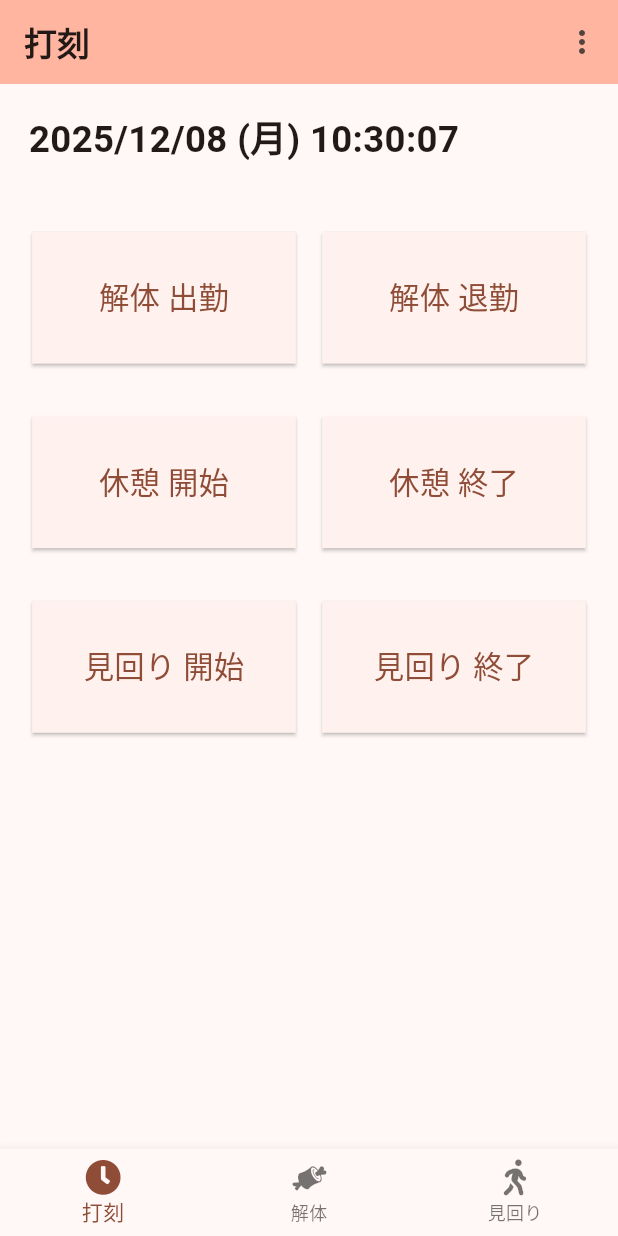
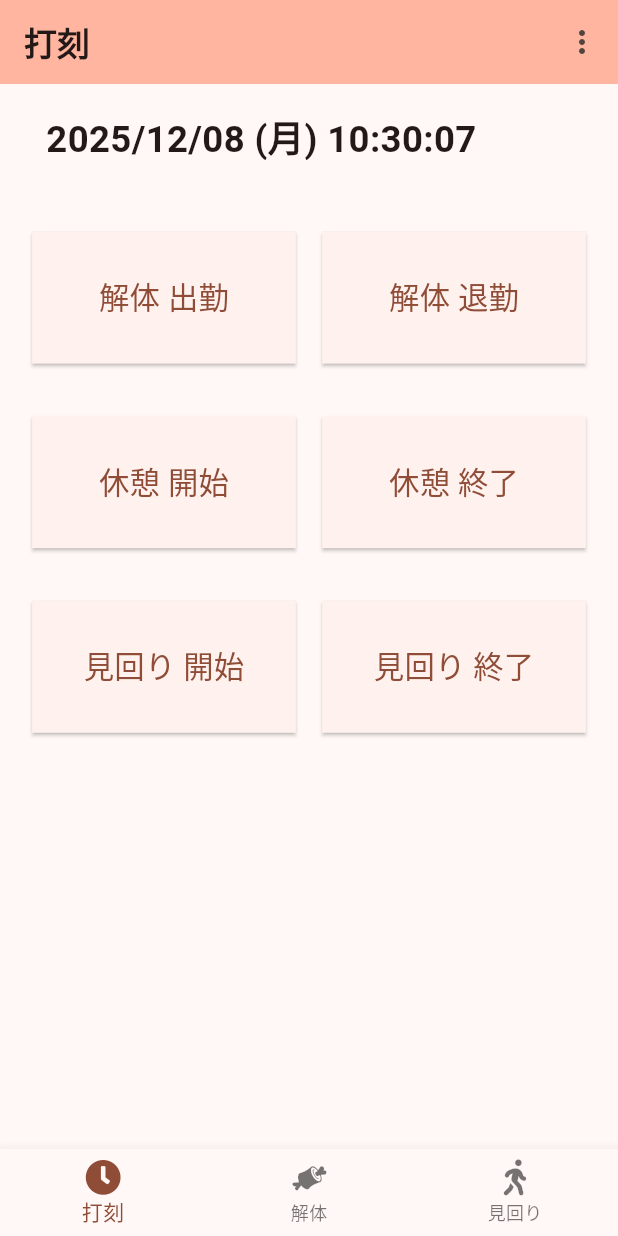
Before and after one commit to tas5521/boar_time, a Flutter app: the screen it shows after launch, on a phone screen of 412 x 824 dp. Run offline on Flutter 3.47's test engine with Material 3 defaults, Android fonts, the phone set to English and light mode, and no system bars; our stand-ins replace flutter_hooks, flutter_screenutil, freezed_annotation, hooks_riverpod, isar; accounts and stored records are empty; generated files the repository leaves out were written again.

Commit message:
時間表示を真ん中にする

```diff
--- a/lib/view/stamping/stamping_view.dart
+++ b/lib/view/stamping/stamping_view.dart
@@ -34,7 +34,8 @@ class StampingView extends HookConsumerWidget {
         child: Column(
           spacing: 40.w,
           children: [
-            SizedBox(
+            Container(
+              margin: EdgeInsets.fromLTRB(12.w, 0.w, 0.w, 0.w),
               width: 340.w,
               child: TimeDisplay(
                 fontSize: 24,
```
